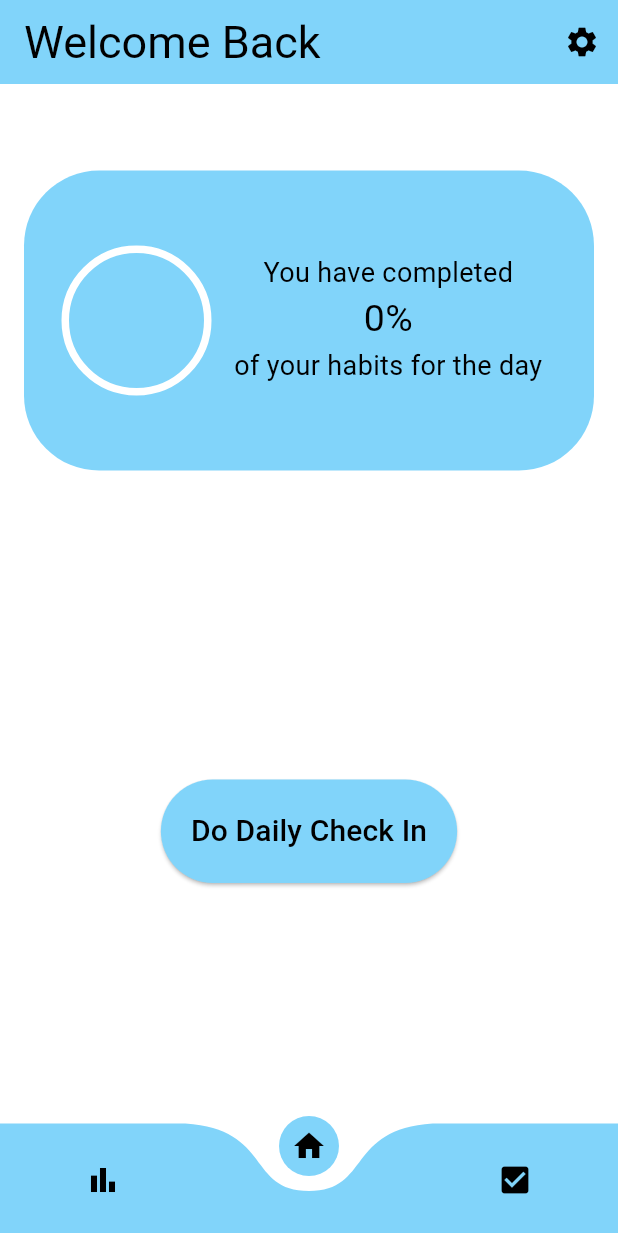
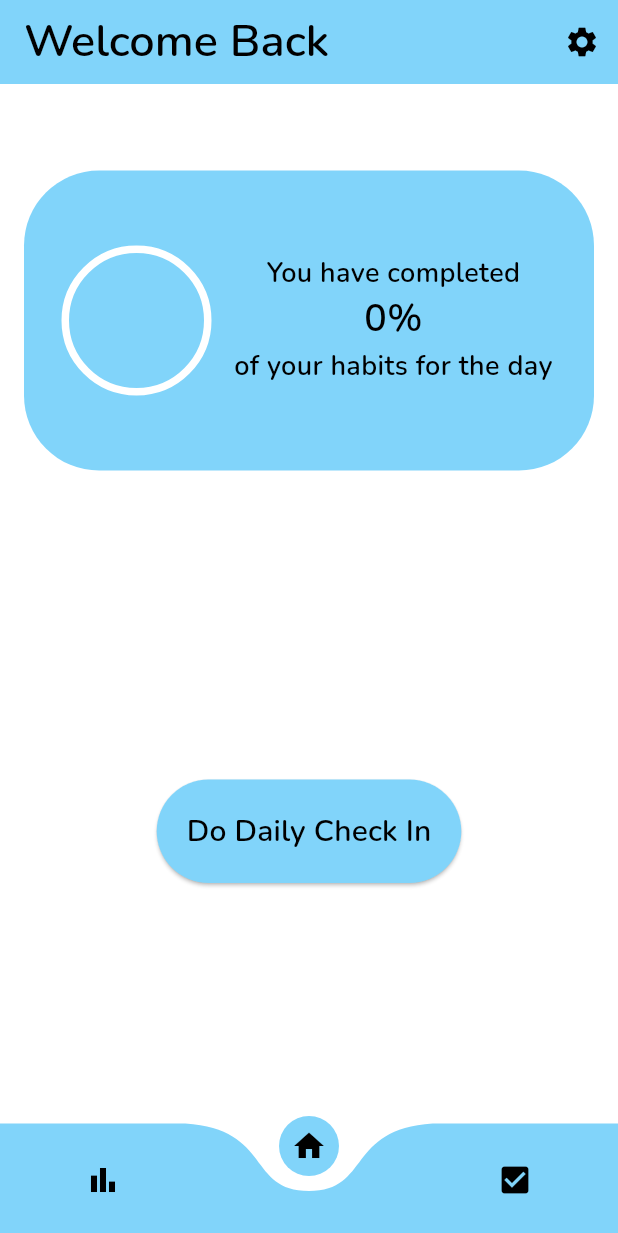
Before and after one commit to Jdare2001/Flutter-Major-Project-MoodTracker, a Flutter app: the screen it shows after launch, on a phone screen of 412 x 824 dp. Shown: the top 1233 px of the screen. Run offline on Flutter 3.47's test engine with Material 3 defaults, Android fonts, the phone set to English and light mode, and no system bars; drawn by our look-alikes of curved_navigation_bar, percent_indicator; our stand-ins replace flutter_slidable, hive, hive_flutter, sizer; missing offline and left inert: dart:ffi; accounts and stored records are empty.

Commit message:
fixed font issue #6
fixed font issue

```diff
--- a/lib/Screens/homeScreen.dart
+++ b/lib/Screens/homeScreen.dart
@@ -58,19 +58,22 @@ class _HomePageState extends State<HomePage> {
                         'You have completed',
                         style: TextStyle(
                             fontSize: 18,
-                            color: Theme.of(context).colorScheme.onSurface),
+                            color: Theme.of(context).colorScheme.onSurface,
+                            fontWeight: FontWeight.w600),
                       ),
                       Text(
                         '${(percentCalculatedDouble() * 100).toInt()}%',
                         style: TextStyle(
                             fontSize: 25,
-                            color: Theme.of(context).colorScheme.onSurface),
+                            color: Theme.of(context).colorScheme.onSurface,
+                            fontWeight: FontWeight.w600),
                       ),
                       Text(
                         'of your habits for the day',
                         style: TextStyle(
                             fontSize: 18,
-                            color: Theme.of(context).colorScheme.onSurface),
+                            color: Theme.of(context).colorScheme.onSurface,
+                            fontWeight: FontWeight.w600),
                       ),
                     ],
                   )
@@ -91,7 +94,8 @@ class _HomePageState extends State<HomePage> {
                 "Do Daily Check In",
                 style: TextStyle(
                     color: Theme.of(context).colorScheme.onSurface,
-                    fontSize: 20),
+                    fontSize: 20,
+                    fontWeight: FontWeight.w600),
               ),
             )
           ],
--- a/lib/Theme/Theme.dart
+++ b/lib/Theme/Theme.dart
@@ -5,11 +5,12 @@ ThemeData lightMode = ThemeData(
   colorScheme: ColorScheme.light(
     background: Colors.white,
     primary: Colors.lightBlue.shade200,
-    secondary: Colors.deepPurple,
+    secondary: const Color.fromRGBO(103, 58, 183, 1),
     tertiary: Colors.lightBlue.shade200,
     onSurface: Colors.black,
     onSurfaceVariant: Colors.grey,
   ),
+  fontFamily: 'Nunito',
   iconTheme: const IconThemeData(
     color: Colors.black,
   ),
@@ -18,7 +19,11 @@ ThemeData lightMode = ThemeData(
         color: Colors.black,
       ),
       iconTheme: IconThemeData(color: Colors.black),
-      titleTextStyle: TextStyle(color: Colors.black, fontSize: 30)),
+      titleTextStyle: TextStyle(
+          color: Colors.black,
+          fontSize: 30,
+          fontFamily: 'Nunito',
+          fontWeight: FontWeight.w600)),
 );
 
 ThemeData darkMode = ThemeData(
@@ -31,11 +36,16 @@ ThemeData darkMode = ThemeData(
     onSurface: Colors.white,
     onSurfaceVariant: Colors.grey,
   ),
+  fontFamily: 'Nunito',
   navigationBarTheme:
       NavigationBarThemeData(backgroundColor: Colors.grey.shade200),
   appBarTheme: const AppBarTheme(
       actionsIconTheme: IconThemeData(
         color: Colors.white,
       ),
-      titleTextStyle: TextStyle(color: Colors.white, fontSize: 30)),
+      titleTextStyle: TextStyle(
+          color: Colors.white,
+          fontSize: 30,
+          fontFamily: 'Nunito',
+          fontWeight: FontWeight.w600)),
 );
--- a/lib/utilities/HabitComponents/habitTile.dart
+++ b/lib/utilities/HabitComponents/habitTile.dart
@@ -50,9 +50,14 @@ class HabitTileWidget extends StatelessWidget {
                     children: [
                       Text(
                         habitName,
-                        style: const TextStyle(fontSize: 20),
+                        style: const TextStyle(
+                            fontSize: 25, fontWeight: FontWeight.w600),
                       ),
-                      Text("$positive Habit")
+                      Text(
+                        "$positive Habit",
+                        style: const TextStyle(
+                            fontSize: 15, fontWeight: FontWeight.w600),
+                      )
                     ],
                   ),
                 ),
```
Also changed, not shown: pubspec.yaml (+5 -23 lines), lib/Assets/Nunito-VariableFont_wght.ttf (added).
